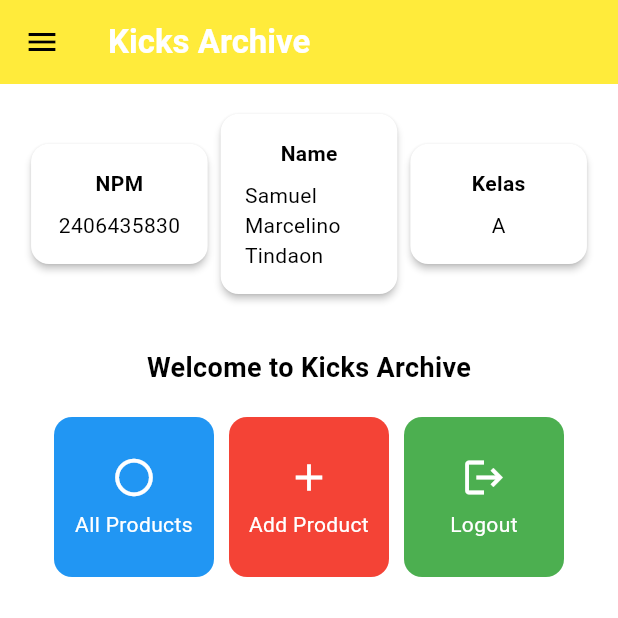
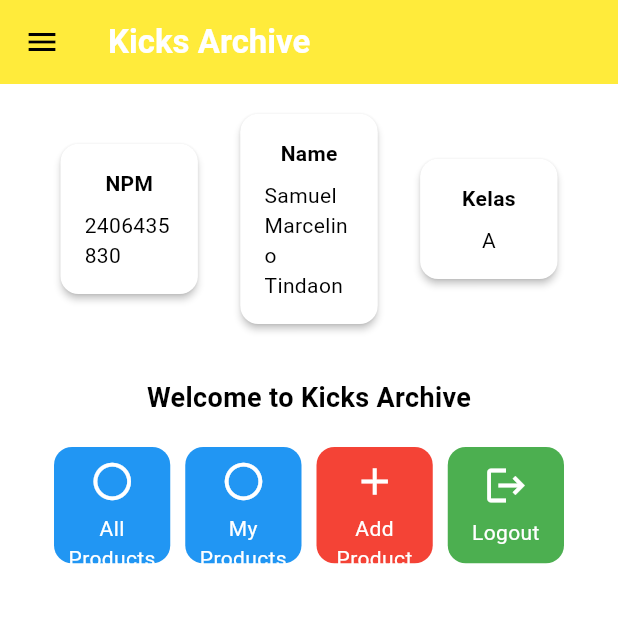
Before and after one commit to soyuznikhi/Kicks-Archive-Mobile, a Flutter app: the MyHomePage screen opened directly, on a phone screen of 412 x 824 dp, the top half of it. Run offline on Flutter 3.47's test engine with Material 3 defaults, Android fonts, the phone set to English and light mode, and no system bars; missing offline and left inert: pbp_django_auth.

Commit message:
Fix filter button

```diff
--- a/lib/screens/menu.dart
+++ b/lib/screens/menu.dart
@@ -15,6 +15,7 @@ class MyHomePage extends StatelessWidget {
 
   final List<ItemHomepage> items = [
     ItemHomepage("All Products", Icons.radio_button_off, Colors.blue),
+    ItemHomepage("My Products", Icons.radio_button_off, Colors.blue),
     ItemHomepage("Add Product", Icons.add, Colors.red),
     ItemHomepage("Logout", Icons.logout, Colors.green),
   ];
@@ -72,7 +73,7 @@ class MyHomePage extends StatelessWidget {
                     padding: const EdgeInsets.all(20),
                     crossAxisSpacing: 10,
                     mainAxisSpacing: 10,
-                    crossAxisCount: 3,
+                    crossAxisCount: 4,
                     // To make grid adjust the height of the content
                     shrinkWrap: true,
 
@@ -102,7 +103,7 @@ class InfoCard extends StatelessWidget {
     return Card(
       elevation: 2.0,
       child: Container(
-        width: MediaQuery.of(context).size.width / 3.5,
+        width: MediaQuery.of(context).size.width / 4.5,
         padding: const EdgeInsets.all(16.0),
         child: Column(
           children: [
--- a/lib/widgets/product_card.dart
+++ b/lib/widgets/product_card.dart
@@ -5,7 +5,6 @@ import 'package:kicks_archive/screens/product_entry_list.dart';
 import 'package:kicks_archive/screens/login.dart';
 import 'package:pbp_django_auth/pbp_django_auth.dart';
 import 'package:provider/provider.dart';
-
 
 class ItemCard extends StatelessWidget {
   final ItemHomepage item;
@@ -22,7 +21,13 @@ class ItemCard extends StatelessWidget {
       itemCardColor = Theme.of(context).colorScheme.secondary;
     }
     final request = context.watch<CookieRequest>();
-    return Material(
+
+    final size = MediaQuery.of(context).size;
+
+    return SizedBox(
+      width: size.width * 0.25,
+      height: size.height * 0.25,
+      child: Material(
         // Background theme for the application
         color: itemCardColor,
         // Rounded edges for card
@@ -42,39 +47,44 @@ class ItemCard extends StatelessWidget {
                 context,
                 MaterialPageRoute(builder: (context) => ProductFormPage()),
               );
-          }
-          else if (item.name == "See Products") {
+            } else if (item.name == "All Products") {
               Navigator.push(
                 context,
                 MaterialPageRoute(
-                    builder: (context) => const ProductEntryListPage()
+                  builder: (context) => const ProductEntryListPage(),
                 ),
               );
-          }
-          else if (item.name == "Logout") {
+            } else if (item.name == "My Products") {
+              Navigator.push(
+                context,
+                MaterialPageRoute(
+                  builder: (context) =>
+                      const ProductEntryListPage(filterMy: true),
+                ),
+              );
+            } else if (item.name == "Logout") {
               // TODO: Replace the URL with your app's URL and don't forget to add a trailing slash (/)!
               // To connect Android emulator with Django on localhost, use URL http://10.0.2.2/
               // If you using chrome,  use URL http://localhost:8000
 
               final response = await request.logout(
-                "http://localhost:8000/auth/logout/");
+                "http://localhost:8000/auth/logout/",
+              );
               String message = response["message"];
               if (context.mounted) {
                 if (response['status']) {
                   String uname = response["username"];
-                ScaffoldMessenger.of(context).showSnackBar(SnackBar(
-                    content: Text("$message See you again, $uname."),
-                ));
+                  ScaffoldMessenger.of(context).showSnackBar(
+                    SnackBar(content: Text("$message See you again, $uname.")),
+                  );
                   Navigator.pushReplacement(
                     context,
                     MaterialPageRoute(builder: (context) => const LoginPage()),
                   );
                 } else {
-                ScaffoldMessenger.of(context).showSnackBar(
-                    SnackBar(
-                        content: Text(message),
-                    ),
-                );
+                  ScaffoldMessenger.of(
+                    context,
+                  ).showSnackBar(SnackBar(content: Text(message)));
                 }
               }
             }
@@ -97,6 +107,7 @@ class ItemCard extends StatelessWidget {
             ),
           ),
         ),
+      )
     );
   }
 }
```
Also changed, not shown: lib/screens/product_entry_list.dart (+32 -9 lines), 2 other files. Lines whose indentation alone changed are shown as unchanged.
